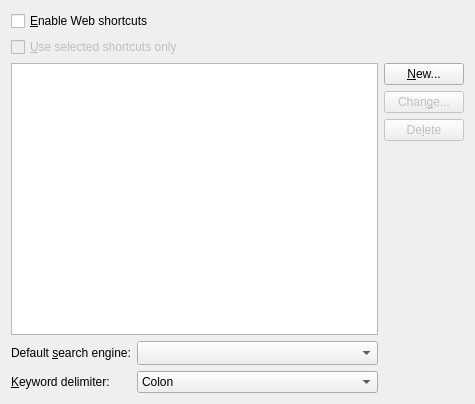
Before: the Qt Designer form kurifilter-plugins/ikws/ikwsopts_ui.ui in KDE/kde-runtime, drawn with Qt 5.
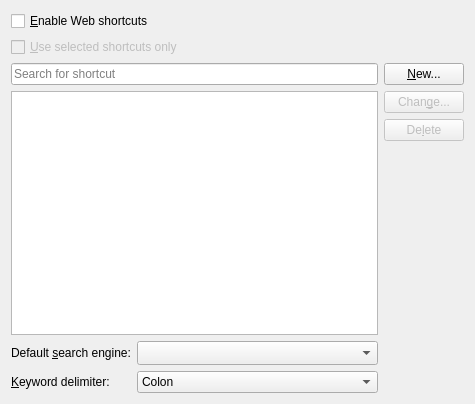
After: the same form once the commit is applied. Custom widgets are drawn as their Qt base class.

Commit message:
Added a search edit for web shortcuts.
FIXED-IN: 4.8.0

```diff
--- a/kurifilter-plugins/ikws/ikwsopts_ui.ui
+++ b/kurifilter-plugins/ikws/ikwsopts_ui.ui
@@ -34,28 +34,16 @@
     </widget>
    </item>
    <item row="2" column="0">
-    <widget class="QTreeView" name="lvSearchProviders">
-     <property name="rootIsDecorated">
-      <bool>false</bool>
+    <widget class="KLineEdit" name="searchLineEdit">
+     <property name="placeholderText">
+      <string>Search for shortcut</string>
      </property>
-     <property name="uniformRowHeights">
+     <property name="showClearButton" stdset="0">
       <bool>true</bool>
      </property>
-     <property name="itemsExpandable">
-      <bool>false</bool>
-     </property>
-     <property name="sortingEnabled">
-      <bool>true</bool>
-     </property>
-     <property name="allColumnsShowFocus">
-      <bool>true</bool>
-     </property>
-     <property name="headerHidden">
-      <bool>false</bool>
-     </property>
     </widget>
    </item>
-   <item row="2" column="1">
+   <item row="2" column="1" rowspan="2">
     <layout class="QVBoxLayout" name="verticalLayout">
      <item>
       <widget class="QPushButton" name="pbNew">
@@ -109,6 +97,28 @@
     </layout>
    </item>
    <item row="3" column="0">
+    <widget class="QTreeView" name="lvSearchProviders">
+     <property name="rootIsDecorated">
+      <bool>false</bool>
+     </property>
+     <property name="uniformRowHeights">
+      <bool>true</bool>
+     </property>
+     <property name="itemsExpandable">
+      <bool>false</bool>
+     </property>
+     <property name="sortingEnabled">
+      <bool>true</bool>
+     </property>
+     <property name="allColumnsShowFocus">
+      <bool>true</bool>
+     </property>
+     <property name="headerHidden">
+      <bool>false</bool>
+     </property>
+    </widget>
+   </item>
+   <item row="4" column="0">
     <layout class="QFormLayout" name="formLayout">
      <property name="fieldGrowthPolicy">
       <enum>QFormLayout::AllNonFixedFieldsGrow</enum>
@@ -219,6 +229,11 @@
    <extends>QComboBox</extends>
    <header>kcombobox.h</header>
   </customwidget>
+  <customwidget>
+   <class>KLineEdit</class>
+   <extends>QLineEdit</extends>
+   <header>klineedit.h</header>
+  </customwidget>
  </customwidgets>
  <resources/>
  <connections>
```
The commit also changes 1 other file.
